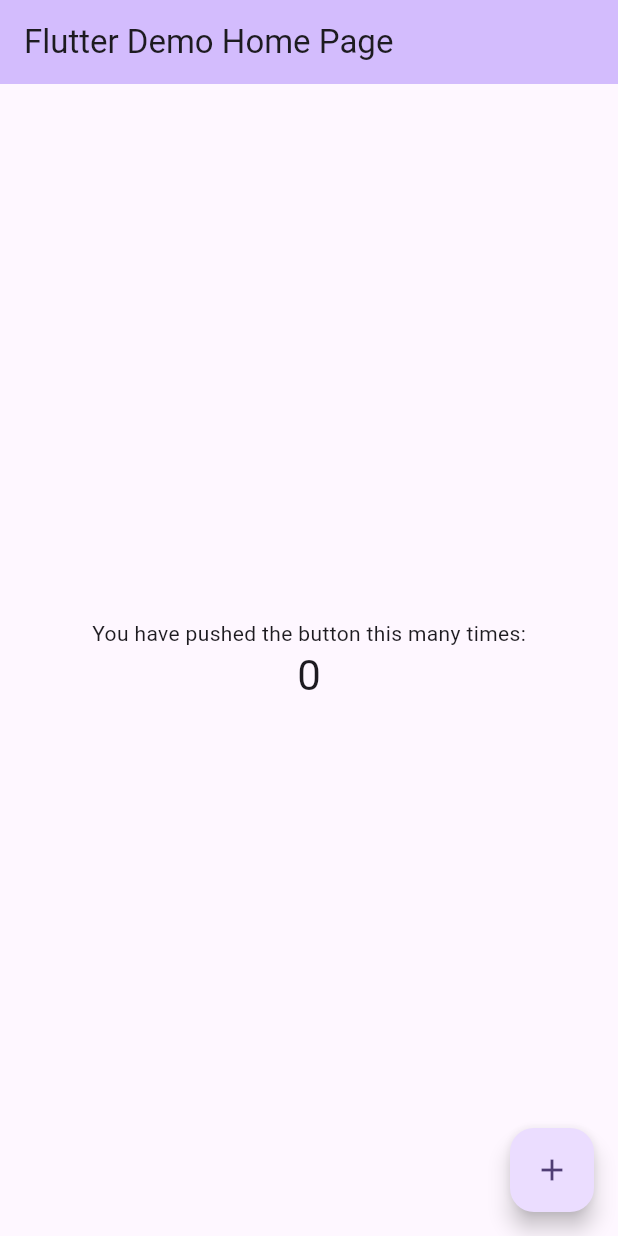
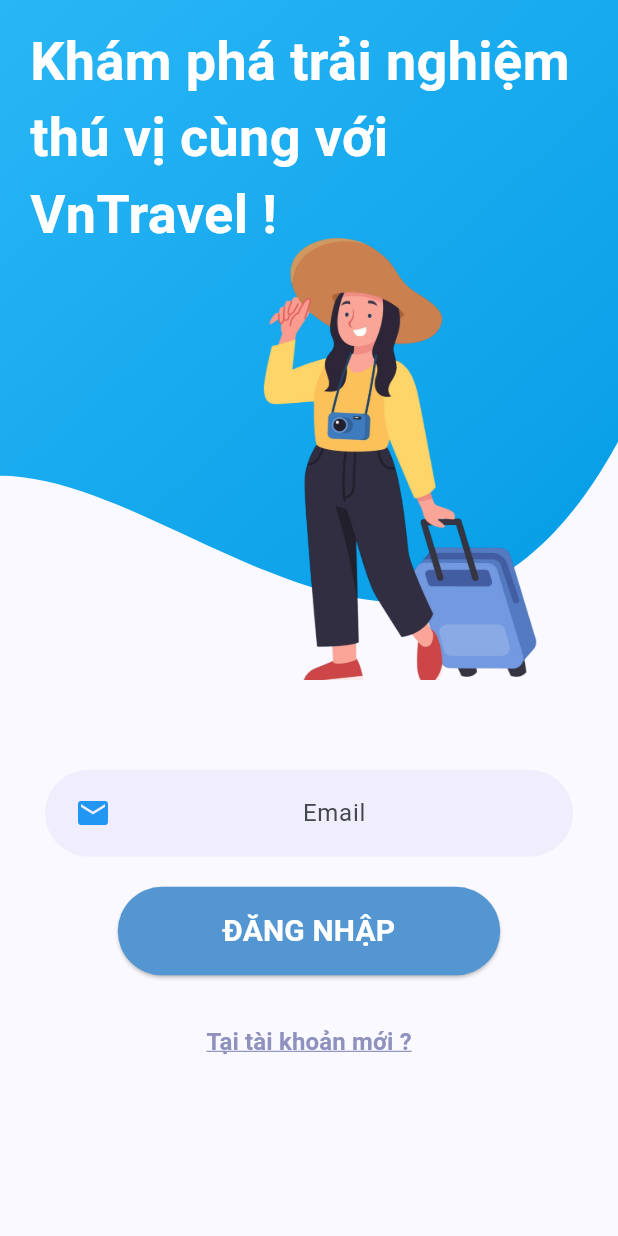
Before and after one commit to NHTK412/hotel-booking-app, a Flutter app: the screen it shows after launch, on a phone screen of 412 x 824 dp. Run offline on Flutter 3.47's test engine with Material 3 defaults, Android fonts, the light colour scheme and no system bars.

Commit message:
feat(LoginUI, RegisterUI): add screen ui login and register

```diff
--- a/lib/main.dart
+++ b/lib/main.dart
@@ -1,4 +1,5 @@
 import 'package:flutter/material.dart';
+import 'package:hotel_booking_app/screens/loginUi.dart';
 
 void main() {
   runApp(const MyApp());
@@ -11,112 +12,12 @@
   @override
   Widget build(BuildContext context) {
     return MaterialApp(
-      title: 'Flutter Demo',
+      title: 'Hottel Booking',
+      debugShowCheckedModeBanner: false,
       theme: ThemeData(
-        // This is the theme of your application.
-        //
-        // TRY THIS: Try running your application with "flutter run". You'll see
-        // the application has a purple toolbar. Then, without quitting the app,
-        // try changing the seedColor in the colorScheme below to Colors.green
-        // and then invoke "hot reload" (save your changes or press the "hot
-        // reload" button in a Flutter-supported IDE, or press "r" if you used
-        // the command line to start the app).
-        //
-        // Notice that the counter didn't reset back to zero; the application
-        // state is not lost during the reload. To reset the state, use hot
-        // restart instead.
-        //
-        // This works for code too, not just values: Most code changes can be
-        // tested with just a hot reload.
-        colorScheme: .fromSeed(seedColor: Colors.deepPurple),
+        colorScheme: ColorScheme.fromSeed(seedColor: Colors.blueAccent),
       ),
-      home: const MyHomePage(title: 'Flutter Demo Home Page'),
+      home: const LoginUI(),
     );
   }
 }
-
-class MyHomePage extends StatefulWidget {
-  const MyHomePage({super.key, required this.title});
-
-  // This widget is the home page of your application. It is stateful, meaning
-  // that it has a State object (defined below) that contains fields that affect
-  // how it looks.
-
-  // This class is the configuration for the state. It holds the values (in this
-  // case the title) provided by the parent (in this case the App widget) and
-  // used by the build method of the State. Fields in a Widget subclass are
-  // always marked "final".
-
-  final String title;
-
-  @override
-  State<MyHomePage> createState() => _MyHomePageState();
-}
-
-class _MyHomePageState extends State<MyHomePage> {
-  int _counter = 0;
-
-  void _incrementCounter() {
-    setState(() {
-      // This call to setState tells the Flutter framework that something has
-      // changed in this State, which causes it to rerun the build method below
-      // so that the display can reflect the updated values. If we changed
-      // _counter without calling setState(), then the build method would not be
-      // called again, and so nothing would appear to happen.
-      _counter++;
-    });
-  }
-
-  @override
-  Widget build(BuildContext context) {
-    // This method is rerun every time setState is called, for instance as done
-    // by the _incrementCounter method above.
-    //
-    // The Flutter framework has been optimized to make rerunning build methods
-    // fast, so that you can just rebuild anything that needs updating rather
-    // than having to individually change instances of widgets.
-    return Scaffold(
-      appBar: AppBar(
-        // TRY THIS: Try changing the color here to a specific color (to
-        // Colors.amber, perhaps?) and trigger a hot reload to see the AppBar
-        // change color while the other colors stay the same.
-        backgroundColor: Theme.of(context).colorScheme.inversePrimary,
-        // Here we take the value from the MyHomePage object that was created by
-        // the App.build method, and use it to set our appbar title.
-        title: Text(widget.title),
-      ),
-      body: Center(
-        // Center is a layout widget. It takes a single child and positions it
-        // in the middle of the parent.
-        child: Column(
-          // Column is also a layout widget. It takes a list of children and
-          // arranges them vertically. By default, it sizes itself to fit its
-          // children horizontally, and tries to be as tall as its parent.
-          //
-          // Column has various properties to control how it sizes itself and
-          // how it positions its children. Here we use mainAxisAlignment to
-          // center the children vertically; the main axis here is the vertical
-          // axis because Columns are vertical (the cross axis would be
-          // horizontal).
-          //
-          // TRY THIS: Invoke "debug painting" (choose the "Toggle Debug Paint"
-          // action in the IDE, or press "p" in the console), to see the
-          // wireframe for each widget.
-          mainAxisAlignment: .center,
-          children: [
-            const Text('You have pushed the button this many times:'),
-            Text(
-              '$_counter',
-              style: Theme.of(context).textTheme.headlineMedium,
-            ),
-          ],
-        ),
-      ),
-      floatingActionButton: FloatingActionButton(
-        onPressed: _incrementCounter,
-        tooltip: 'Increment',
-        child: const Icon(Icons.add),
-      ),
-    );
-  }
-}
--- /dev/null
+++ b/lib/screens/loginUi.dart
@@ -0,0 +1,146 @@
+import 'package:flutter/material.dart';
+import 'package:hotel_booking_app/screens/registerUI.dart';
+import 'package:hotel_booking_app/widgets/vectorWaveClipper.dart';
+
+class LoginUI extends StatelessWidget {
+  const LoginUI({super.key});
+
+  @override
+  Widget build(BuildContext context) {
+    final size = MediaQuery.of(context).size;
+
+    return Scaffold(
+      body: SingleChildScrollView(
+        child: Column(
+          children: [
+            Stack(
+              children: [
+                ClipPath(
+                  clipper: VectorWaveClipper(), // Sử dụng Clipper mới
+                  child: Container(
+                    height:
+                        size.height *
+                        0.55, // Tăng chiều cao để chứa đường cong sâu
+                    width: double.infinity,
+                    decoration: const BoxDecoration(
+                      gradient: LinearGradient(
+                        begin: Alignment.topLeft,
+                        end: Alignment.bottomRight,
+                        colors: [
+                          Color(0xFF29B6F6), // Màu xanh sáng (Light Blue)
+                          Color(0xFF039BE5), // Màu xanh đậm hơn một chút
+                        ],
+                      ),
+                    ),
+                  ),
+                ),
+
+                const Positioned(
+                  top: 15,
+                  left: 20,
+                  child: SafeArea(
+                    child: Text(
+                      "Khám phá trải nghiệm\nthú vị cùng với\nVnTravel !",
+                      style: TextStyle(
+                        color: Colors.white,
+                        fontSize: 36,
+                        fontWeight: FontWeight.bold,
+                      ),
+                    ),
+                  ),
+                ),
+
+                Positioned(
+                  bottom: -20,
+
+                  // 1. Muốn lệch sang trái, hãy TĂNG số này lên
+                  // right: 0 (sát lề phải) -> right: 40 (cách lề phải 40px, tức là bị đẩy sang trái)
+                  right: 40,
+
+                  // 2. Thiết lập chiều rộng cố định bằng 70% màn hình ngay tại đây
+                  // Thay vì dùng FractionallySizedBox, ta tính toán trực tiếp
+                  width: size.width * 0.6,
+
+                  child: Image.asset(
+                    "assets/images/loginImage.png",
+                    fit: BoxFit.contain,
+                  ),
+                ),
+              ],
+            ),
+            SizedBox(height: 60),
+            Container(
+              decoration: BoxDecoration(
+                color: Color(0xFFF0EEFD),
+                borderRadius: BorderRadius.circular(50),
+              ),
+              padding: EdgeInsets.symmetric(horizontal: 20, vertical: 5),
+              margin: EdgeInsets.symmetric(horizontal: 30),
+              child: Row(
+                children: [
+                  Icon(Icons.email, color: Colors.blue),
+                  SizedBox(width: 10),
+                  Expanded(
+                    // <-- Thêm Expanded ở đây
+                    child: TextField(
+                      textAlign: TextAlign.center,
+                      keyboardType: TextInputType.emailAddress,
+                      decoration: InputDecoration(
+                        // icon: Icon(Icons.email),
+                        hintText: "Email",
+                        border: InputBorder.none,
+
+                        // border: OutlineInputBorder(
+                        //   borderRadius: BorderRadius.circular(8),
+                        // ),
+                      ),
+                    ),
+                  ),
+                ],
+              ),
+            ),
+
+            SizedBox(height: 20),
+
+            ElevatedButton(
+              onPressed: () {},
+              style: ElevatedButton.styleFrom(
+                backgroundColor: Color(0xFF5496D2),
+                foregroundColor: Colors.white,
+                padding: EdgeInsets.symmetric(horizontal: 70, vertical: 15),
+                shape: RoundedRectangleBorder(
+                  borderRadius: BorderRadius.circular(30),
+                ),
+              ),
+              child: Text(
+                "ĐĂNG NHẬP",
+                style: TextStyle(fontSize: 20, fontWeight: FontWeight.bold),
+              ),
+            ),
+
+            SizedBox(height: 20),
+
+            TextButton(
+              onPressed: () {
+                Navigator.push(
+                  context,
+                  MaterialPageRoute(builder: (context) => const RegisterUI()),
+                );
+              },
+              child: const Text(
+                "Tại tài khoản mới ?",
+                style: TextStyle(
+                  color: Color(0xFF8F91BF),
+                  fontSize: 16,
+                  decoration: TextDecoration.underline,
+                  fontWeight: FontWeight.bold,
+                  decorationColor: Color(0xFF8F91BF),
+                ),
+              ),
+            ),
+          ],
+        ),
+      ),
+    );
+  }
+}
--- /dev/null
+++ b/lib/widgets/vectorWaveClipper.dart
@@ -0,0 +1,41 @@
+import 'package:flutter/material.dart';
+
+class VectorWaveClipper extends CustomClipper<Path> {
+  @override
+  Path getClip(Size size) {
+    var path = Path();
+
+    // 1. Bắt đầu từ góc trên trái (0,0)
+    path.lineTo(0, size.height * 0.7); // Đi thẳng xuống cạnh trái khoảng 70%
+
+    // 2. Vẽ đường cong phức tạp (Cubic Bezier)
+    // Để tạo hình bầu bĩnh lệch về bên phải như ảnh vector:
+    // - Điểm điều khiển 1 (p1): Kéo nhẹ ra ngang.
+    // - Điểm điều khiển 2 (p2): Kéo thật sâu xuống dưới góc phải.
+    // - Điểm kết thúc (end): Nằm ở cạnh phải, cao hơn điểm thấp nhất.
+
+    var p1 = Offset(
+      size.width * 0.3,
+      size.height * 0.7,
+    ); // Giữ đường cong là là ở đoạn đầu
+    var p2 = Offset(
+      size.width * 0.7,
+      size.height * 1.15,
+    ); // Đẩy bụng cong xuống sâu quá chiều cao thật (1.15)
+    var end = Offset(
+      size.width,
+      size.height * 0.65,
+    ); // Kết thúc ở cạnh phải, khoảng 65% chiều cao
+
+    path.cubicTo(p1.dx, p1.dy, p2.dx, p2.dy, end.dx, end.dy);
+
+    // 3. Khép đường dẫn
+    path.lineTo(size.width, 0); // Về góc trên phải
+    path.close();
+
+    return path;
+  }
+
+  @override
+  bool shouldReclip(CustomClipper<Path> oldClipper) => false;
+}
--- a/pubspec.yaml
+++ b/pubspec.yaml
@@ -58,8 +58,8 @@
   uses-material-design: true
 
   # To add assets to your application, add an assets section, like this:
-  # assets:
-  #   - images/a_dot_burr.jpeg
+  assets:
+    - assets/images/
   #   - images/a_dot_ham.jpeg
 
   # An image asset can refer to one or more resolution-specific "variants", see
```
Also changed, not shown: lib/screens/registerUI.dart (added, +216 -0 lines), assets/images/image.png (added), assets/images/loginImage.png (added), assets/images/registerImage.png (added).
